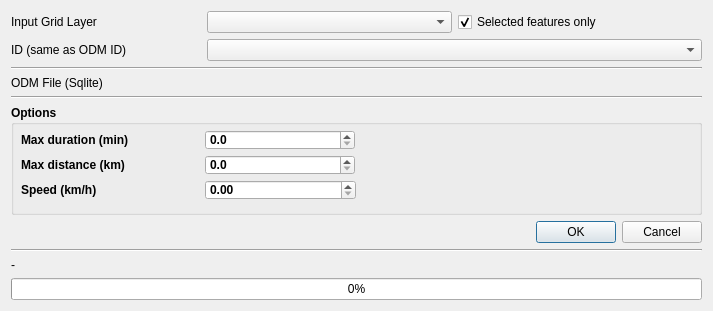
Old version of the form odm_reach_dialog_base.ui in the repository inphysica/DiscreteProximityFramework.
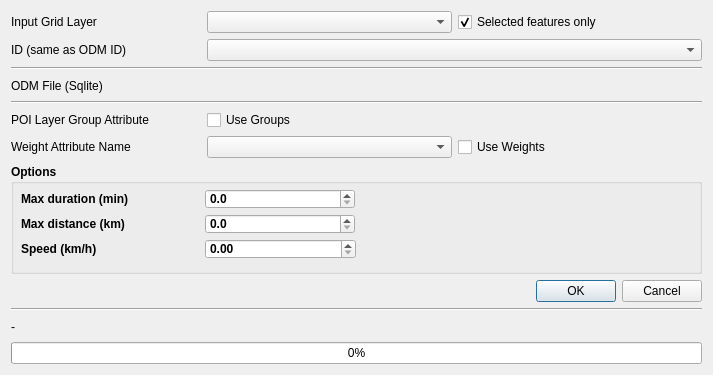
New version of the form. Custom widgets are drawn as their Qt base class.

Diff of the .ui file:
```diff
--- a/odm_reach_dialog_base.ui
+++ b/odm_reach_dialog_base.ui
@@ -7,7 +7,7 @@
     <x>0</x>
     <y>0</y>
     <width>713</width>
-    <height>300</height>
+    <height>375</height>
    </rect>
   </property>
   <property name="windowTitle">
@@ -116,6 +116,88 @@
      </property>
     </widget>
    </item>
+   <item>
+    <layout class="QHBoxLayout" name="horizontalLayout_poigroups">
+     <item>
+      <widget class="QLabel" name="label_poigroups">
+       <property name="minimumSize">
+        <size>
+         <width>190</width>
+         <height>0</height>
+        </size>
+       </property>
+       <property name="maximumSize">
+        <size>
+         <width>190</width>
+         <height>16777215</height>
+        </size>
+       </property>
+       <property name="text">
+        <string>POI Layer Group Attribute</string>
+       </property>
+      </widget>
+     </item>
+     <item>
+      <widget class="QCheckBox" name="checkBox_UseGroups">
+       <property name="text">
+        <string>Use Groups</string>
+       </property>
+       <property name="checked">
+        <bool>false</bool>
+       </property>
+      </widget>
+     </item>
+     <item>
+      <spacer name="horizontalSpacer_groups">
+       <property name="orientation">
+        <enum>Qt::Horizontal</enum>
+       </property>
+       <property name="sizeHint" stdset="0">
+        <size>
+         <width>40</width>
+         <height>20</height>
+        </size>
+       </property>
+      </spacer>
+     </item>
+    </layout>
+   </item>
+   <item>
+    <layout class="QHBoxLayout" name="horizontalLayout_poiweights">
+     <item>
+      <widget class="QLabel" name="label_poiweights">
+       <property name="minimumSize">
+        <size>
+         <width>190</width>
+         <height>0</height>
+        </size>
+       </property>
+       <property name="maximumSize">
+        <size>
+         <width>190</width>
+         <height>16777215</height>
+        </size>
+       </property>
+       <property name="text">
+        <string>Weight Attribute Name</string>
+       </property>
+      </widget>
+     </item>
+     <item>
+      <widget class="QgsFieldComboBox" name="weightAttributeSelector"/>
+     </item>
+     <item>
+      <widget class="QCheckBox" name="checkBox_UseWeights">
+       <property name="text">
+        <string>Use Weights</string>
+       </property>
+       <property name="checked">
+        <bool>false</bool>
+       </property>
+      </widget>
+     </item>
+    </layout>
+   </item>
    <item>
     <widget class="QgsCollapsibleGroupBox" name="mGroupBox_2">
      <property name="sizePolicy">
```
